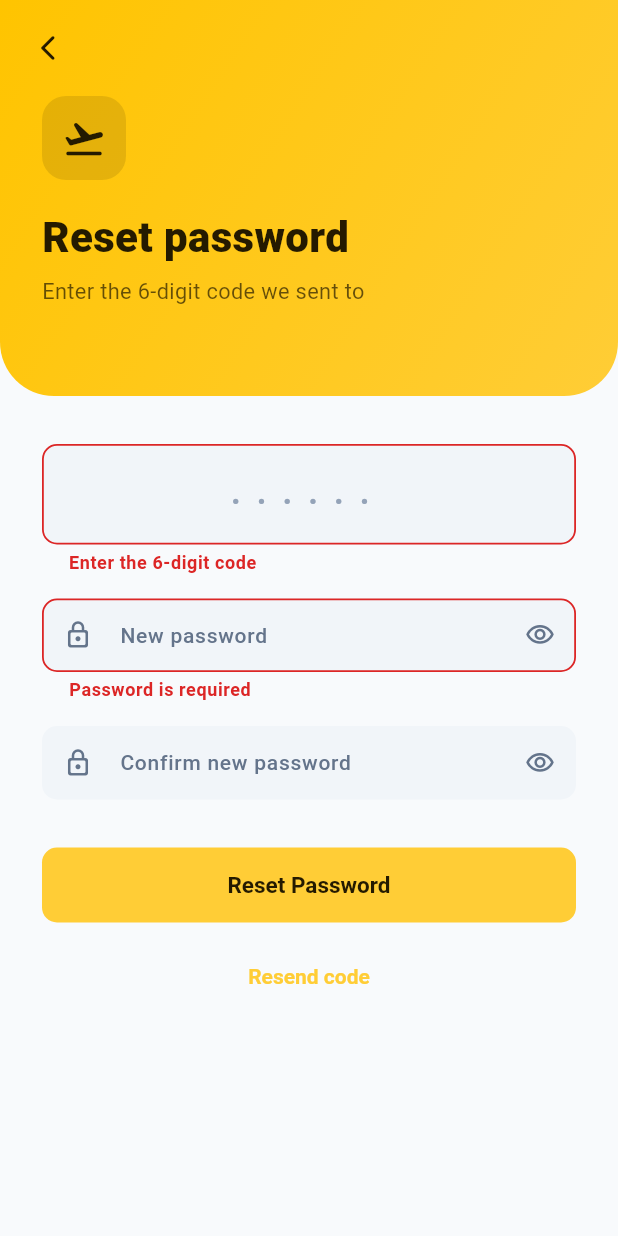
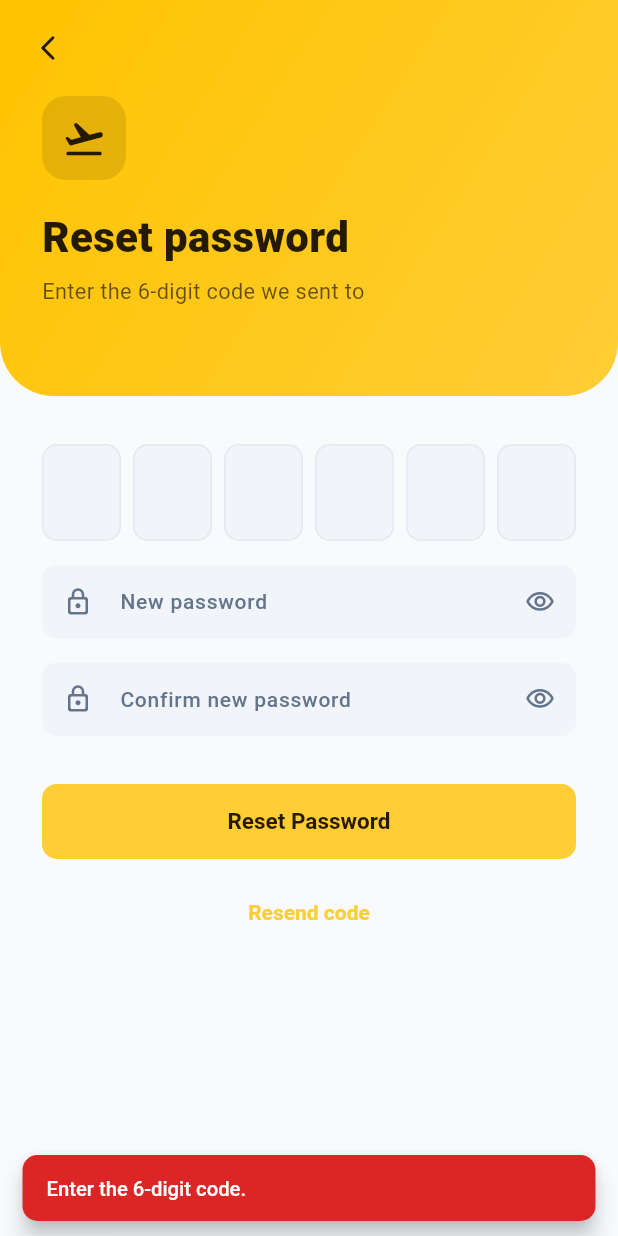
Before and after one commit to Hamza-bit-lab/packer, a Flutter app: the ResetPasswordScreen screen opened directly with empty values, after a tap on "Reset Password", on a phone screen of 412 x 824 dp. Run offline on Flutter 3.47's test engine with Material 3 defaults, Android fonts, the phone set to English and light mode, and no system bars; our stand-ins replace cached_network_image, firebase_core, firebase_messaging, flutter_local_notifications, flutter_secure_storage, image_picker and 2 more; accounts and stored records are empty.

Commit message:
[refector] UI changes for otp

```diff
--- a/lib/core/widgets/otp_box_field.dart
+++ b/lib/core/widgets/otp_box_field.dart
@@ -65,13 +65,17 @@ class _OtpBoxFieldState extends State<OtpBoxField> {
         alignment: Alignment.center,
         children: [
           Row(
-            mainAxisAlignment: MainAxisAlignment.center,
             children: [
               for (var i = 0; i < widget.length; i++) ...[
                 if (i > 0) const SizedBox(width: 8),
-                _DigitBox(
-                  digit: i < text.length ? text[i] : '',
-                  isActive: _focusNode.hasFocus && i == text.length,
+                Expanded(
+                  child: AspectRatio(
+                    aspectRatio: 44 / 54,
+                    child: _DigitBox(
+                      digit: i < text.length ? text[i] : '',
+                      isActive: _focusNode.hasFocus && i == text.length,
+                    ),
+                  ),
                 ),
               ],
             ],
@@ -111,8 +115,6 @@ class _DigitBox extends StatelessWidget {
   Widget build(BuildContext context) {
     return AnimatedContainer(
       duration: const Duration(milliseconds: 120),
-      width: 44,
-      height: 54,
       alignment: Alignment.center,
       decoration: BoxDecoration(
         color: AppColors.field,
--- a/lib/features/auth/screens/reset_password_screen.dart
+++ b/lib/features/auth/screens/reset_password_screen.dart
@@ -3,6 +3,7 @@ import 'package:provider/provider.dart';
 
 import '../../../core/api/auth_repository.dart';
 import '../../../core/theme/app_theme.dart';
+import '../../../core/widgets/otp_box_field.dart';
 import '../providers/auth_provider.dart';
 import '../widgets/auth_header.dart';
 import '../widgets/auth_text_field.dart';
@@ -45,6 +46,10 @@ class _ResetPasswordScreenState extends State<ResetPasswordScreen> {
   }
 
   Future<void> _submit() async {
+    if (_codeController.text.trim().length != 6) {
+      _showError('Enter the 6-digit code.');
+      return;
+    }
     if (!_formKey.currentState!.validate()) return;
 
     setState(() => _isSubmitting = true);
@@ -77,7 +82,9 @@ class _ResetPasswordScreenState extends State<ResetPasswordScreen> {
       final client = context.read<AuthProvider>().client;
       final message = await AuthRepository(client).forgotPassword(widget.email);
       if (!mounted) return;
-      ScaffoldMessenger.of(context).showSnackBar(SnackBar(content: Text(message)));
+      ScaffoldMessenger.of(
+        context,
+      ).showSnackBar(SnackBar(content: Text(message)));
     } catch (e) {
       _showError(e);
     } finally {
@@ -124,25 +131,7 @@ class _ResetPasswordScreenState extends State<ResetPasswordScreen> {
                     child: Column(
                       crossAxisAlignment: CrossAxisAlignment.stretch,
                       children: [
-                        TextFormField(
-                          controller: _codeController,
-                          keyboardType: TextInputType.number,
-                          maxLength: 6,
-                          textAlign: TextAlign.center,
-                          style: TextStyle(
-                            fontSize: 28,
-                            fontWeight: FontWeight.w800,
-                            letterSpacing: 12,
-                            color: AppColors.textPrimary,
-                          ),
-                          decoration: const InputDecoration(
-                            counterText: '',
-                            hintText: '••••••',
-                          ),
-                          validator: (value) => (value ?? '').trim().length != 6
-                              ? 'Enter the 6-digit code'
-                              : null,
-                        ),
+                        OtpBoxField(controller: _codeController),
                         const SizedBox(height: 16),
                         AuthTextField(
                           label: 'New password',
@@ -166,7 +155,8 @@ class _ResetPasswordScreenState extends State<ResetPasswordScreen> {
                           controller: _confirmController,
                           obscureText: true,
                           textInputAction: TextInputAction.done,
-                          validator: (value) => value != _passwordController.text
+                          validator: (value) =>
+                              value != _passwordController.text
                               ? 'Passwords do not match'
                               : null,
                         ),
```
Also changed, not shown: lib/features/auth/screens/verify_email_screen.dart (+7 -14 lines), 1 other file.
